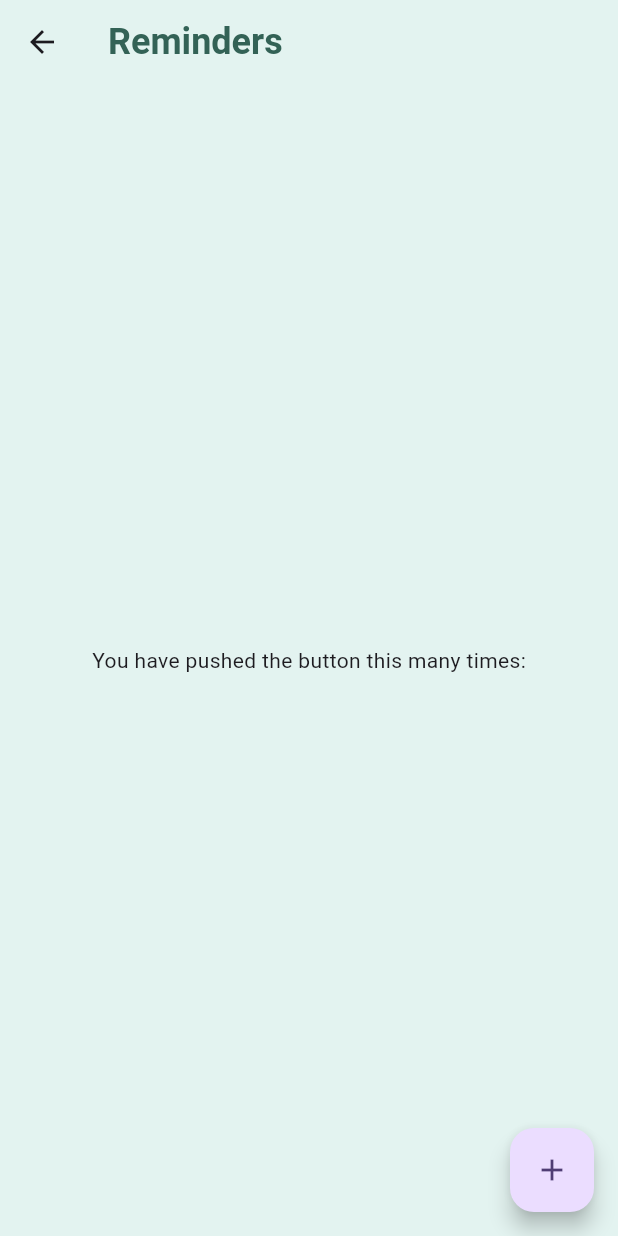
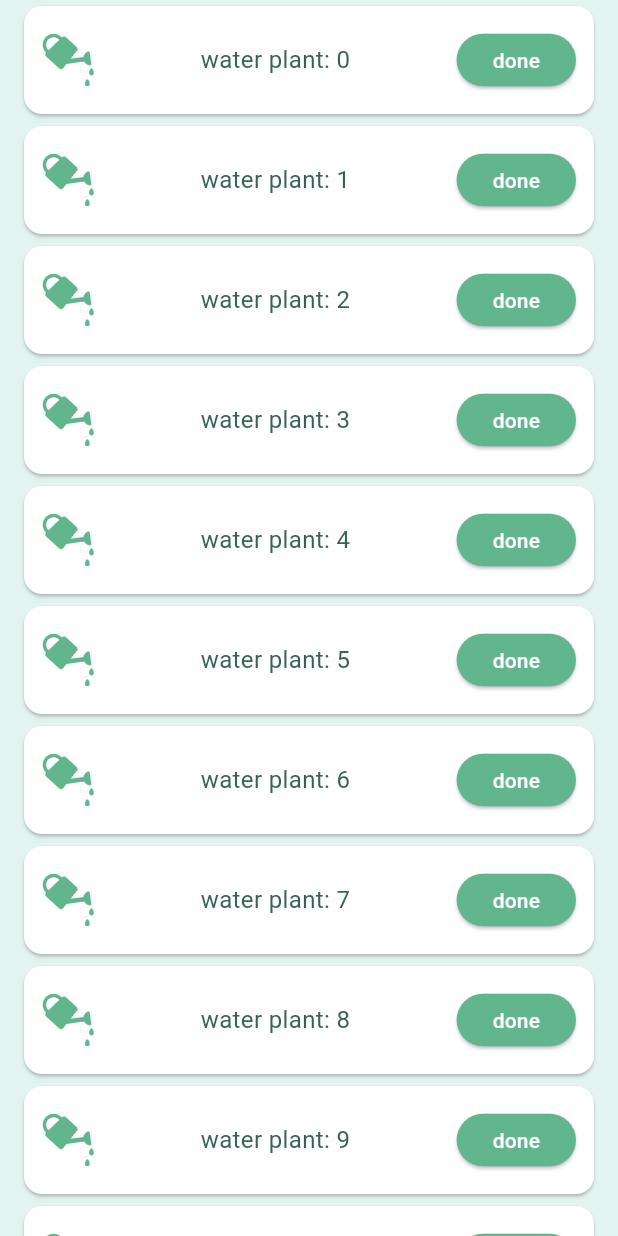
Before and after one commit to MohammedMabrouk/lets_plant_flutter, a Flutter app: the RemindersListScreen screen opened directly, on a phone screen of 412 x 824 dp. Run offline on Flutter 3.47's test engine with Material 3 defaults, Android fonts, the phone set to English and light mode, and no system bars; our stand-ins replace flutter_svg, font_awesome_flutter.

Commit message:
reminders item ui.

```diff
--- a/lib/common/CommonWidgets.dart
+++ b/lib/common/CommonWidgets.dart
@@ -1,4 +1,5 @@
 import 'package:flutter/material.dart';
+import 'package:flutter_svg/svg.dart';
 import 'package:lets_plant_flutter/AppColors.dart';
 
 class ScreenTitle extends StatelessWidget {
@@ -18,3 +19,68 @@ class ScreenTitle extends StatelessWidget {
     );
   }
 }
+
+
+class ReminderCard extends StatelessWidget {
+  const ReminderCard({super.key, required this.title});
+
+  final String title;
+
+  @override
+  Widget build(BuildContext context) {
+    return Card(
+      color: AppColors.white,
+      elevation: 1,
+      child: Padding(
+        padding: EdgeInsets.all(12.0),
+        child: Row(
+          mainAxisSize: MainAxisSize.max,
+          children: <Widget>[
+            /// icon
+            SvgPicture.asset(
+              'assets/icons/watering.svg',
+              height: 35,
+              width: 35,
+              colorFilter: ColorFilter.mode(AppColors.green_2,
+                  BlendMode.srcIn), // Change color
+            ),
+            Expanded(
+              child: Padding(
+                padding: EdgeInsets.symmetric(horizontal: 10.0),
+                child:
+
+                /// reminder name
+                Text(
+                  title,
+                  textAlign: TextAlign.center,
+                  style: TextStyle(
+                    fontSize: 16,
+                    color: AppColors.green_3,
+                  ),
+                  maxLines: 1,
+                  overflow: TextOverflow.ellipsis,
+                ),
+              ),
+            ),
+
+            /// done button
+            ElevatedButton(
+              style: ElevatedButton.styleFrom(
+                  minimumSize: Size(double.minPositive, 35),
+                  backgroundColor: AppColors.green_2),
+              child: const Text(
+                'done',
+                style: TextStyle(
+                  color: AppColors.white,
+                ),
+              ),
+              onPressed: () {
+                // ...
+              },
+            ),
+          ],
+        ),
+      ),
+    );
+  }
+}
--- a/lib/main.dart
+++ b/lib/main.dart
@@ -25,9 +25,11 @@ class MyApp extends StatelessWidget {
           labelTextStyle: WidgetStateProperty.resolveWith<TextStyle>((states) {
             if (states.contains(WidgetState.selected)) {
               return const TextStyle(
+                fontSize: 12,
                   color: AppColors.green_2); // Selected text color
             }
             return const TextStyle(
+                fontSize: 12,
                 color: AppColors.gray_3); // Unselected text color
           }),
         ),
@@ -113,18 +115,7 @@ class _HomeScreenState extends State<HomeScreen> {
       ),
       body: <Widget>[
         /// Reminders
-        Card(
-          shadowColor: Colors.transparent,
-          margin: const EdgeInsets.all(8.0),
-          child: SizedBox.expand(
-            child: Center(
-              child: Text(
-                'Reminders',
-                style: theme.textTheme.titleLarge,
-              ),
-            ),
-          ),
-        ),
+        RemindersListScreen(),
 
         /// My Plants
         Card(
--- a/lib/screens/reminders/RemindersListScreen.dart
+++ b/lib/screens/reminders/RemindersListScreen.dart
@@ -1,4 +1,5 @@
 import 'package:flutter/material.dart';
+import 'package:flutter_svg/svg.dart';
 import 'package:lets_plant_flutter/AppColors.dart';
 import '../../common/CommonWidgets.dart';
 
@@ -13,27 +14,16 @@ class _RemindersListScreenState extends State<RemindersListScreen> {
   @override
   Widget build(BuildContext context) {
     return Scaffold(
-      backgroundColor: AppColors.green_1,
-      appBar: AppBar(
         backgroundColor: AppColors.green_1,
-        title: ScreenTitle(title: "Reminders"),
-      ),
-      body: Center(
-        child: Column(
-          mainAxisAlignment: MainAxisAlignment.center,
-          children: <Widget>[
-            const Text(
-              'You have pushed the button this many times:',
-            ),
-
-          ],
-        ),
-      ),
-      floatingActionButton: FloatingActionButton(
-        onPressed: (){},
-        tooltip: 'Increment',
-        child: const Icon(Icons.add),
-      ), // This trailing comma makes auto-formatting nicer for build methods.
-    );
+        body: Padding(
+          padding: EdgeInsets.symmetric(horizontal: 12.0),
+            child:
+            ListView.builder(
+              itemCount: 50, // Number of items
+              itemBuilder: (context, index) {
+                return ReminderCard(title: "water plant: $index");
+              },
+            )
+        ));
   }
 }
```
Also changed, not shown: pubspec.yaml (+4 -4 lines), assets/icons/watering.svg (added).
